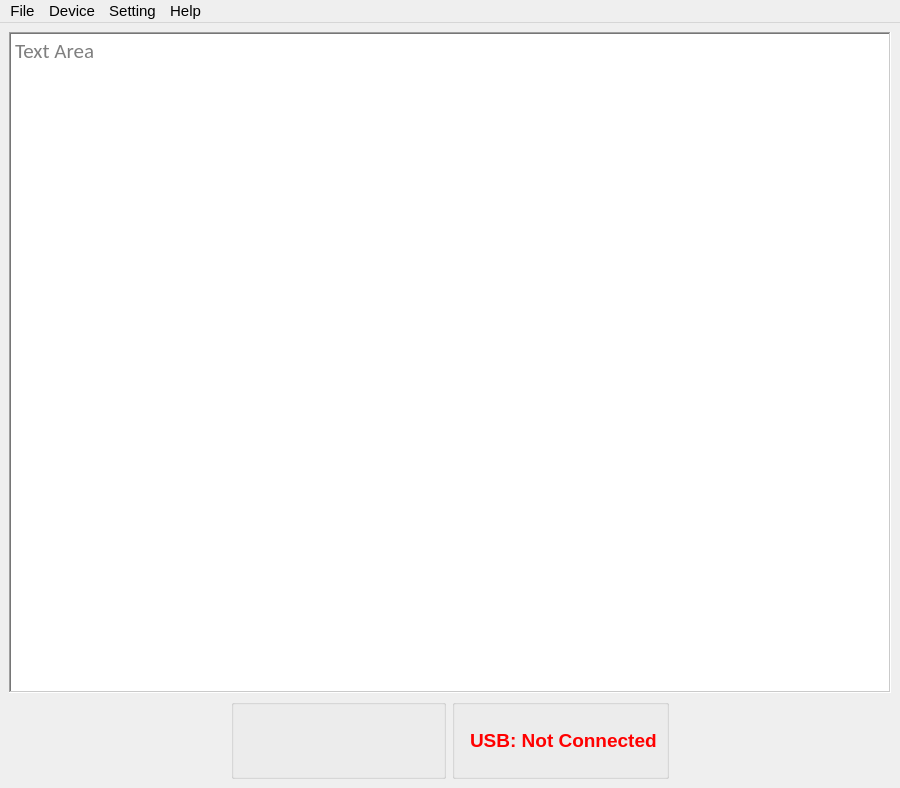
Before: the Qt Designer form QtDesigner/MainWindow.ui in dhahaj/EAX-Python-Interface, drawn with Qt 5.
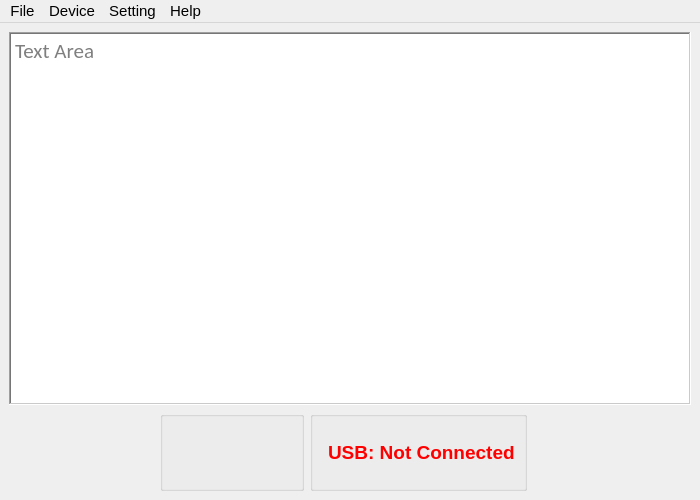
After: the same form once the commit is applied. Icons and pictures are not drawn.

What changed in the file:
```diff
--- a/QtDesigner/MainWindow.ui
+++ b/QtDesigner/MainWindow.ui
@@ -9,14 +9,14 @@
    <rect>
     <x>0</x>
     <y>0</y>
-    <width>900</width>
-    <height>788</height>
+    <width>700</width>
+    <height>500</height>
    </rect>
   </property>
   <property name="minimumSize">
    <size>
-    <width>900</width>
-    <height>700</height>
+    <width>700</width>
+    <height>500</height>
    </size>
   </property>
   <property name="font">
@@ -450,7 +450,7 @@
     <rect>
      <x>0</x>
      <y>0</y>
-     <width>900</width>
+     <width>700</width>
      <height>26</height>
     </rect>
    </property>
```
Left out of the diff: 52 changed lines with no effect on the pictures.
